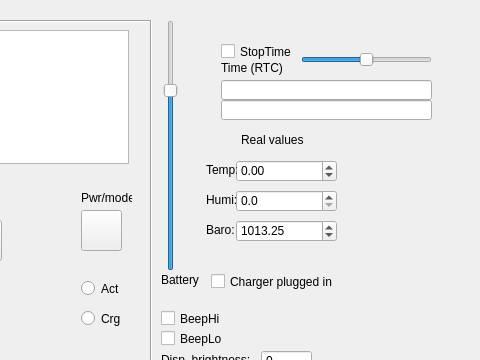
The window that Qsim/simu_hygro/simuhygro/mainw.ui (nagyizee/Hygrometer) describes before a commit, drawn with Qt 5; both pictures show x 149 to 629 and y 0 to 360 of the 629 by 482 pixel window.
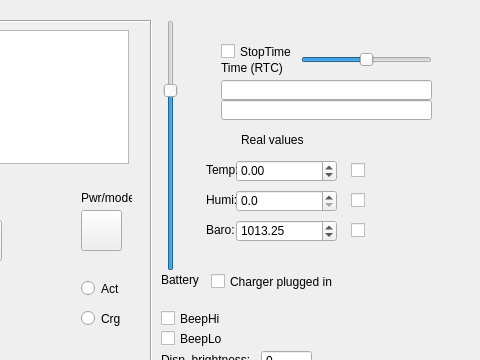
The same window after the commit.

Commit message: added sensor read indication

Diff of the .ui file:
```diff
--- a/Qsim/simu_hygro/simuhygro/mainw.ui
+++ b/Qsim/simu_hygro/simuhygro/mainw.ui
@@ -554,6 +554,45 @@
      <string>Charger plugged in</string>
     </property>
    </widget>
+   <widget class="QCheckBox" name="cb_sensread_temp">
+    <property name="geometry">
+     <rect>
+      <x>500</x>
+      <y>162</y>
+      <width>21</width>
+      <height>17</height>
+     </rect>
+    </property>
+    <property name="text">
+     <string/>
+    </property>
+   </widget>
+   <widget class="QCheckBox" name="cb_sensread_hygro">
+    <property name="geometry">
+     <rect>
+      <x>500</x>
+      <y>192</y>
+      <width>21</width>
+      <height>17</height>
+     </rect>
+    </property>
+    <property name="text">
+     <string/>
+    </property>
+   </widget>
+   <widget class="QCheckBox" name="cb_sensread_baro">
+    <property name="geometry">
+     <rect>
+      <x>500</x>
+      <y>222</y>
+      <width>21</width>
+      <height>17</height>
+     </rect>
+    </property>
+    <property name="text">
+     <string/>
+    </property>
+   </widget>
   </widget>
  </widget>
  <layoutdefault spacing="6" margin="11"/>
```
The commit also changes 2 other files.
